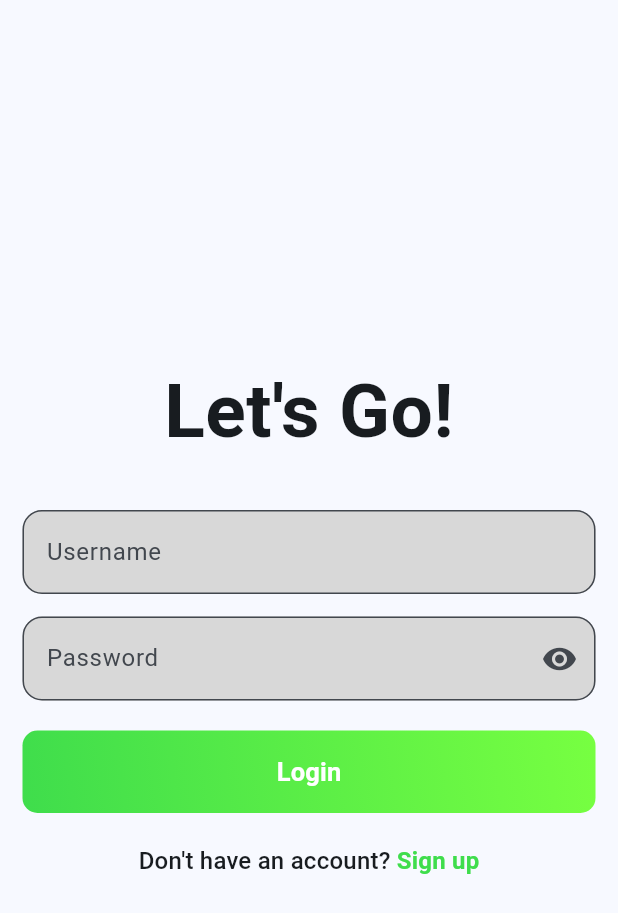
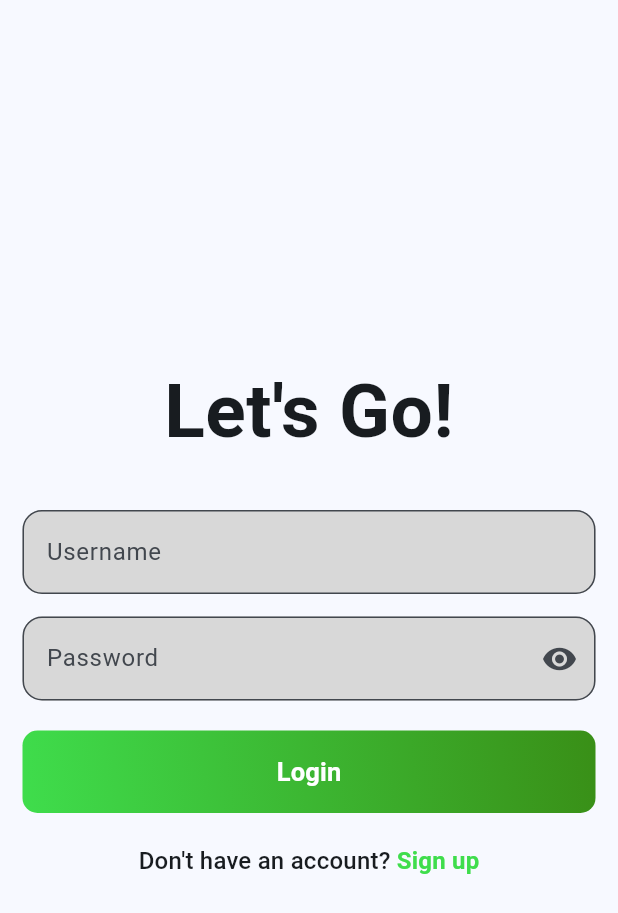
Before and after one commit to bilal-ahmed07/Chat-App, a Flutter app: the screen it shows after launch, on a phone screen of 412 x 824 dp. Shown: the top 913 px of the screen. Run offline on Flutter 3.47's test engine with Material 3 defaults, Android fonts, the phone set to English and light mode, and no system bars; our stand-ins replace cloud_firestore, firebase_auth, firebase_core, image_picker; accounts and stored records are empty.

Commit message:
Button Color

```diff
--- a/lib/pages/Auth/Auth_button.dart
+++ b/lib/pages/Auth/Auth_button.dart
@@ -21,7 +21,7 @@ class AppGradientButton extends StatelessWidget {
             // Color.fromRGBO(251, 109, 169, 1),
             Color.fromRGBO(63, 221, 76, 1),
             // Color.fromRGBO(165, 223, 142, 1),
-            Color.fromRGBO(119, 255, 65, 1),
+            Color.fromRGBO(57, 143, 23, 1),
           ],
           begin: Alignment.bottomLeft,
           end: Alignment.topRight,
```
